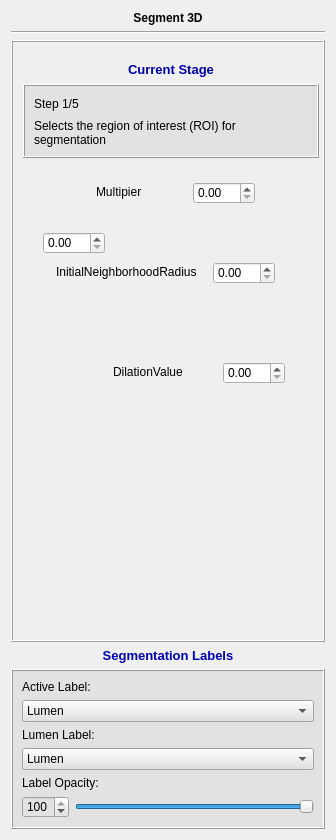
Above: codes/UI/ModuleWidget.ui from wuzhuobin/PlaqueQuant before the change. Below: the same form after it.
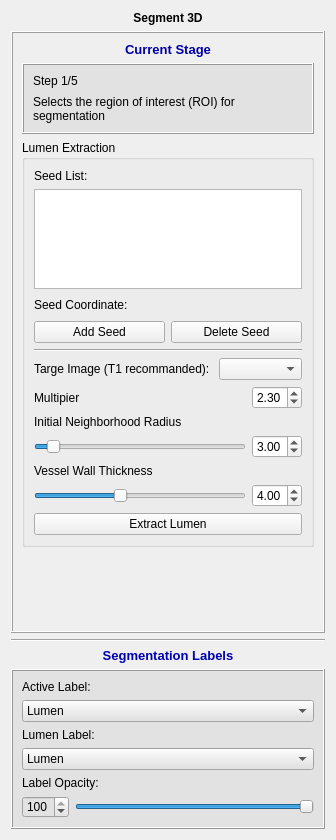
That is the form after the change. The open tabs and pages were chosen to show the change. Icons and pictures are not drawn.

Patch:
```diff
--- a/codes/UI/ModuleWidget.ui
+++ b/codes/UI/ModuleWidget.ui
@@ -49,13 +49,6 @@
      </property>
     </widget>
    </item>
-   <item>
-    <widget class="Line" name="line_2">
-     <property name="orientation">
-      <enum>Qt::Horizontal</enum>
-     </property>
-    </widget>
-   </item>
    <item>
     <widget class="QStackedWidget" name="stackedWidget">
      <property name="sizePolicy">
@@ -438,15 +431,9 @@
       </layout>
      </widget>
      <widget class="QWidget" name="page_2">
+      <layout class="QVBoxLayout" name="verticalLayout_44">
+       <item>
       <widget class="QLabel" name="label_39">
-       <property name="geometry">
-        <rect>
-         <x>10</x>
-         <y>20</y>
-         <width>296</width>
-         <height>16</height>
-        </rect>
-       </property>
        <property name="font">
         <font>
          <pointsize>10</pointsize>
@@ -461,15 +448,9 @@
         <set>Qt::AlignCenter</set>
        </property>
       </widget>
+       </item>
+       <item>
       <widget class="QFrame" name="frame_10">
-       <property name="geometry">
-        <rect>
-         <x>10</x>
-         <y>42</y>
-         <width>296</width>
-         <height>74</height>
-        </rect>
-       </property>
        <property name="minimumSize">
         <size>
          <width>0</width>
@@ -533,85 +514,310 @@
         </item>
        </layout>
       </widget>
-      <widget class="QDoubleSpinBox" name="doubleSpinBox">
-       <property name="geometry">
-        <rect>
-         <x>30</x>
-         <y>190</y>
-         <width>62</width>
-         <height>22</height>
-        </rect>
-       </property>
-      </widget>
-      <widget class="QDoubleSpinBox" name="doubleSpinBox_2">
-       <property name="geometry">
-        <rect>
-         <x>180</x>
-         <y>140</y>
-         <width>62</width>
-         <height>22</height>
-        </rect>
-       </property>
-      </widget>
-      <widget class="QDoubleSpinBox" name="doubleSpinBox_3">
-       <property name="geometry">
-        <rect>
-         <x>200</x>
-         <y>220</y>
-         <width>62</width>
-         <height>22</height>
-        </rect>
-       </property>
-      </widget>
-      <widget class="QDoubleSpinBox" name="doubleSpinBox_4">
-       <property name="geometry">
-        <rect>
-         <x>210</x>
-         <y>320</y>
-         <width>62</width>
-         <height>22</height>
-        </rect>
-       </property>
-      </widget>
-      <widget class="QLabel" name="label_2">
-       <property name="geometry">
-        <rect>
-         <x>100</x>
-         <y>320</y>
-         <width>101</width>
+       </item>
+       <item>
+        <widget class="QGroupBox" name="groupBox_4">
+         <property name="title">
+          <string>Lumen Extraction</string>
+         </property>
+         <layout class="QVBoxLayout" name="verticalLayout_43">
+          <item>
+           <widget class="QLabel" name="label_60">
+            <property name="text">
+             <string>Seed List:</string>
+            </property>
+           </widget>
+          </item>
+          <item>
+           <widget class="QListWidget" name="listWidgetSeedList">
+            <property name="maximumSize">
+             <size>
+              <width>16777215</width>
+              <height>100</height>
+             </size>
+            </property>
+           </widget>
+          </item>
+          <item>
+           <layout class="QHBoxLayout" name="horizontalLayout_34">
+            <item>
+             <widget class="QLabel" name="label_61">
+              <property name="text">
+               <string>Seed Coordinate: </string>
+              </property>
+             </widget>
+            </item>
+            <item>
+             <widget class="QLabel" name="labelSeedCoordinate">
+              <property name="text">
+               <string/>
+              </property>
+             </widget>
+            </item>
+            <item>
+             <spacer name="horizontalSpacer_4">
+              <property name="orientation">
+               <enum>Qt::Horizontal</enum>
+              </property>
+              <property name="sizeHint" stdset="0">
+               <size>
+                <width>40</width>
          <height>20</height>
-        </rect>
-       </property>
+               </size>
+              </property>
+             </spacer>
+            </item>
+           </layout>
+          </item>
+          <item>
+           <layout class="QHBoxLayout" name="horizontalLayout_33">
+            <item>
+             <widget class="QPushButton" name="addSeedBtn">
        <property name="text">
-        <string>DilationValue</string>
-       </property>
-      </widget>
-      <widget class="QLabel" name="label_3">
-       <property name="geometry">
-        <rect>
-         <x>43</x>
-         <y>220</y>
-         <width>141</width>
-         <height>20</height>
-        </rect>
-       </property>
+               <string>Add Seed</string>
+              </property>
+             </widget>
+            </item>
+            <item>
+             <widget class="QPushButton" name="deleteSeedBtn">
+              <property name="text">
+               <string>Delete Seed</string>
+              </property>
+             </widget>
+            </item>
+           </layout>
+          </item>
+          <item>
+           <widget class="Line" name="line">
+            <property name="orientation">
+             <enum>Qt::Horizontal</enum>
+            </property>
+           </widget>
+          </item>
+          <item>
+           <layout class="QHBoxLayout" name="horizontalLayout_35">
+            <item>
+             <widget class="QLabel" name="label_62">
        <property name="text">
-        <string>InitialNeighborhoodRadius</string>
-       </property>
-      </widget>
+               <string>Targe Image (T1 recommanded): </string>
+              </property>
+             </widget>
+            </item>
+            <item>
+             <widget class="QComboBox" name="comboBoxTargeImage"/>
+            </item>
+           </layout>
+          </item>
+          <item>
+           <layout class="QHBoxLayout" name="horizontalLayout_10">
+            <item>
       <widget class="QLabel" name="label_4">
-       <property name="geometry">
-        <rect>
-         <x>83</x>
-         <y>140</y>
-         <width>81</width>
-         <height>20</height>
-        </rect>
-       </property>
        <property name="text">
         <string>Multipier</string>
        </property>
       </widget>
+            </item>
+            <item>
+             <spacer name="horizontalSpacer_3">
+              <property name="orientation">
+               <enum>Qt::Horizontal</enum>
+              </property>
+              <property name="sizeHint" stdset="0">
+               <size>
+                <width>40</width>
+                <height>20</height>
+               </size>
+              </property>
+             </spacer>
+            </item>
+            <item>
+             <widget class="QDoubleSpinBox" name="doubleSpinBoxMultiplier">
+              <property name="minimumSize">
+               <size>
+                <width>50</width>
+                <height>0</height>
+               </size>
+              </property>
+              <property name="maximumSize">
+               <size>
+                <width>50</width>
+                <height>16777215</height>
+               </size>
+              </property>
+              <property name="maximum">
+               <double>10.000000000000000</double>
+              </property>
+              <property name="singleStep">
+               <double>0.100000000000000</double>
+              </property>
+              <property name="value">
+               <double>2.300000000000000</double>
+              </property>
+             </widget>
+            </item>
+           </layout>
+          </item>
+          <item>
+           <widget class="QLabel" name="label_3">
+            <property name="text">
+             <string>Initial Neighborhood Radius</string>
+            </property>
+           </widget>
+          </item>
+          <item>
+           <layout class="QHBoxLayout" name="horizontalLayout_14">
+            <item>
+             <widget class="QSlider" name="sliderInitNeighborhoodRadius">
+              <property name="maximum">
+               <number>50</number>
+              </property>
+              <property name="value">
+               <number>3</number>
+              </property>
+              <property name="sliderPosition">
+               <number>3</number>
+              </property>
+              <property name="orientation">
+               <enum>Qt::Horizontal</enum>
+              </property>
+             </widget>
+            </item>
+            <item>
+             <widget class="QDoubleSpinBox" name="doubleSpinBoxNeighborRadius">
+              <property name="minimumSize">
+               <size>
+                <width>50</width>
+                <height>0</height>
+               </size>
+              </property>
+              <property name="maximumSize">
+               <size>
+                <width>50</width>
+                <height>16777215</height>
+               </size>
+              </property>
+              <property name="maximum">
+               <double>5.000000000000000</double>
+              </property>
+              <property name="singleStep">
+               <double>0.100000000000000</double>
+              </property>
+              <property name="value">
+               <double>3.000000000000000</double>
+              </property>
+             </widget>
+            </item>
+           </layout>
+          </item>
+          <item>
+           <widget class="QLabel" name="label_2">
+            <property name="text">
+             <string>Vessel Wall Thickness</string>
+            </property>
+           </widget>
+          </item>
+          <item>
+           <layout class="QHBoxLayout" name="horizontalLayout_16">
+            <item>
+             <widget class="QSlider" name="sliderVesselWallThickness">
+              <property name="maximum">
+               <number>100</number>
+              </property>
+              <property name="sliderPosition">
+               <number>40</number>
+              </property>
+              <property name="orientation">
+               <enum>Qt::Horizontal</enum>
+              </property>
+             </widget>
+            </item>
+            <item>
+             <widget class="QDoubleSpinBox" name="doubleSpinBoxVesselWallThickness">
+              <property name="minimumSize">
+               <size>
+                <width>50</width>
+                <height>0</height>
+               </size>
+              </property>
+              <property name="maximumSize">
+               <size>
+                <width>50</width>
+                <height>16777215</height>
+               </size>
+              </property>
+              <property name="maximum">
+               <double>10.000000000000000</double>
+              </property>
+              <property name="singleStep">
+               <double>0.100000000000000</double>
+              </property>
+              <property name="value">
+               <double>4.000000000000000</double>
+              </property>
+             </widget>
+            </item>
+           </layout>
+          </item>
+          <item>
+           <widget class="QPushButton" name="pushButton">
+            <property name="text">
+             <string>Extract Lumen</string>
+            </property>
+           </widget>
+          </item>
+         </layout>
+         <zorder>sliderInitNeighborhoodRadius</zorder>
+         <zorder>sliderVesselWallThickness</zorder>
+         <zorder>doubleSpinBoxVesselWallThickness</zorder>
+         <zorder>doubleSpinBoxNeighborRadius</zorder>
+         <zorder></zorder>
+         <zorder>pushButton</zorder>
+         <zorder></zorder>
+         <zorder></zorder>
+         <zorder></zorder>
+         <zorder>line</zorder>
+         <zorder>listWidgetSeedList</zorder>
+         <zorder>label_60</zorder>
+         <zorder>addSeedBtn</zorder>
+         <zorder>deleteSeedBtn</zorder>
+         <zorder>label_61</zorder>
+         <zorder>labelSeedCoordinate</zorder>
+         <zorder>horizontalSpacer_4</zorder>
+         <zorder>comboBoxTargeImage</zorder>
+         <zorder>label_62</zorder>
+         <zorder>label_3</zorder>
+         <zorder>label_2</zorder>
+        </widget>
+       </item>
+       <item>
+        <spacer name="verticalSpacer_7">
+         <property name="orientation">
+          <enum>Qt::Vertical</enum>
+         </property>
+         <property name="sizeHint" stdset="0">
+          <size>
+           <width>20</width>
+           <height>72</height>
+          </size>
+         </property>
+        </spacer>
+       </item>
+      </layout>
+      <zorder>label_39</zorder>
+      <zorder>frame_10</zorder>
+      <zorder>doubleSpinBoxMultiplier</zorder>
+      <zorder>doubleSpinBoxNeighborRadius</zorder>
+      <zorder>doubleSpinBoxDilationValue</zorder>
+      <zorder>label_2</zorder>
+      <zorder>label_3</zorder>
+      <zorder>label_4</zorder>
+      <zorder>label_2</zorder>
+      <zorder>label_2</zorder>
+      <zorder>doubleSpinBoxDilationValue</zorder>
+      <zorder>label_2</zorder>
+      <zorder>sliderVesselWallThickness</zorder>
+      <zorder>groupBox_4</zorder>
+      <zorder>verticalSpacer_7</zorder>
      </widget>
      <widget class="QWidget" name="page_4">
       <layout class="QVBoxLayout" name="verticalLayout_15">
@@ -1130,6 +1336,13 @@
      </widget>
     </widget>
    </item>
+   <item>
+    <widget class="Line" name="line_2">
+     <property name="orientation">
+      <enum>Qt::Horizontal</enum>
+     </property>
+    </widget>
+   </item>
    <item>
     <widget class="QLabel" name="label_14">
      <property name="font">
```
Left out of the diff: 2 changed lines with no effect on the pictures. Lines whose indentation alone changed are shown as unchanged.
